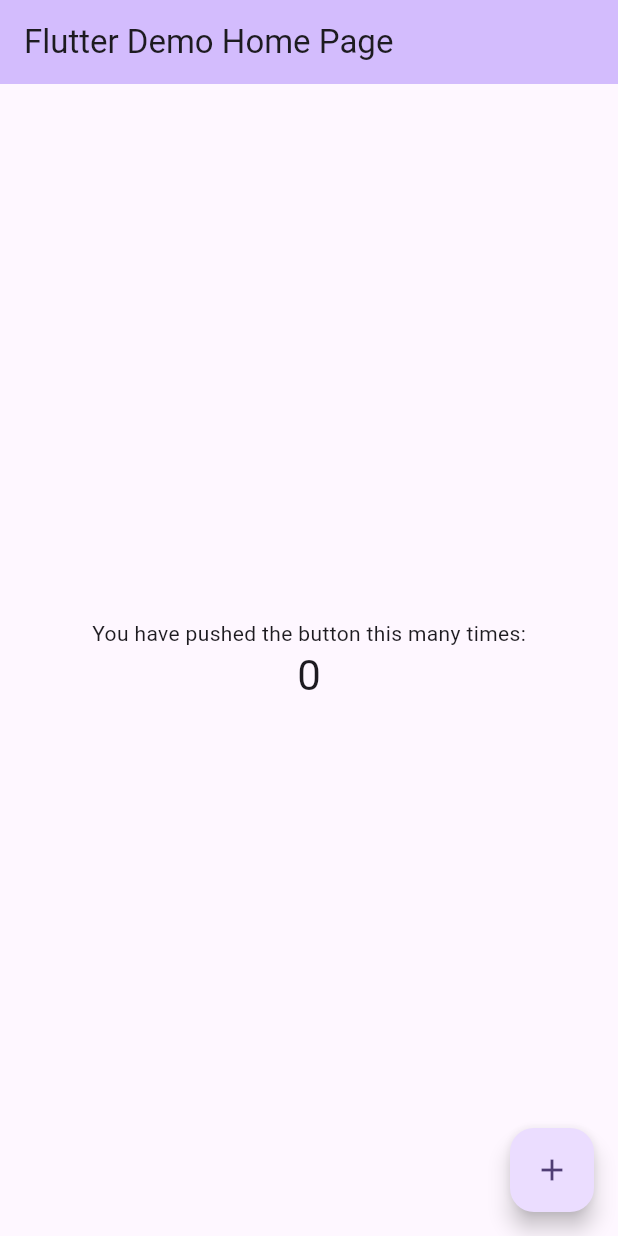
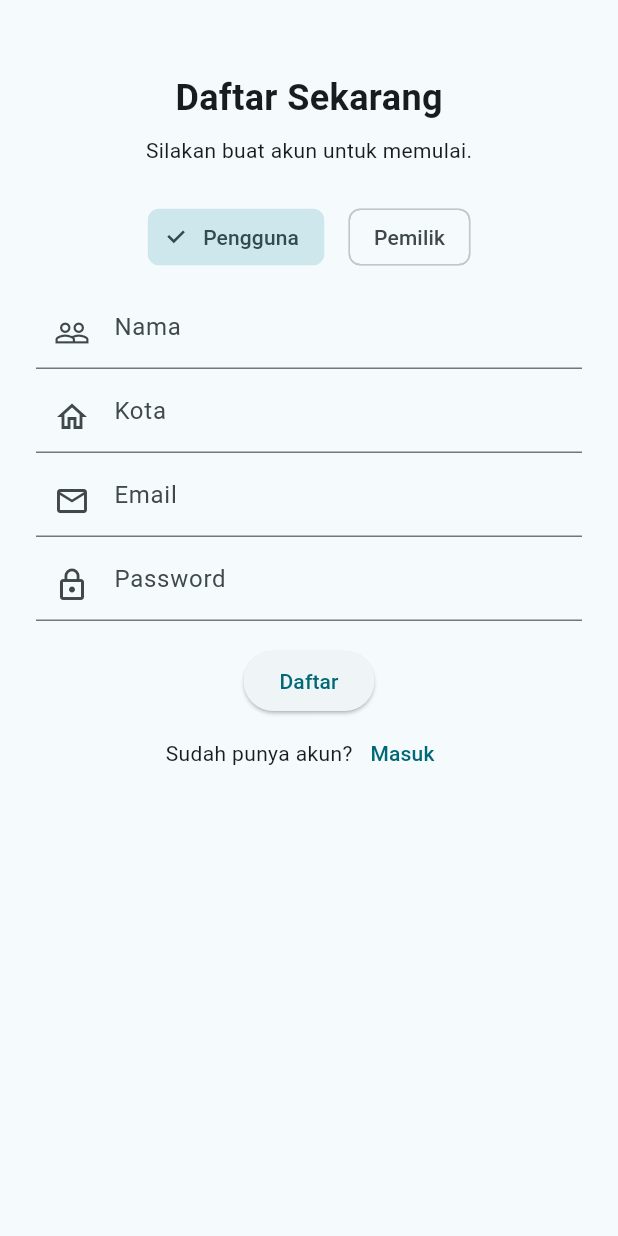
Before and after one commit to kuswanid/wisata-kuliner, a Flutter app: the screen it shows after launch, on a phone screen of 412 x 824 dp. Run offline on Flutter 3.47's test engine with Material 3 defaults, Android fonts, the phone set to English and light mode, and no system bars; our stand-ins replace cloud_firestore, firebase_auth, firebase_core; accounts and stored records are empty.

Commit message:
feat: implement user registration

```diff
--- a/lib/main.dart
+++ b/lib/main.dart
@@ -1,122 +1,22 @@
+import 'package:firebase_core/firebase_core.dart';
 import 'package:flutter/material.dart';
+import 'package:wisata_kuliner/screens/register_screen.dart';
 
-void main() {
+Future<void> main() async {
+  WidgetsFlutterBinding.ensureInitialized();
+  await Firebase.initializeApp();
   runApp(const MyApp());
 }
 
 class MyApp extends StatelessWidget {
   const MyApp({super.key});
 
-  // This widget is the root of your application.
   @override
   Widget build(BuildContext context) {
     return MaterialApp(
-      title: 'Flutter Demo',
-      theme: ThemeData(
-        // This is the theme of your application.
-        //
-        // TRY THIS: Try running your application with "flutter run". You'll see
-        // the application has a purple toolbar. Then, without quitting the app,
-        // try changing the seedColor in the colorScheme below to Colors.green
-        // and then invoke "hot reload" (save your changes or press the "hot
-        // reload" button in a Flutter-supported IDE, or press "r" if you used
-        // the command line to start the app).
-        //
-        // Notice that the counter didn't reset back to zero; the application
-        // state is not lost during the reload. To reset the state, use hot
-        // restart instead.
-        //
-        // This works for code too, not just values: Most code changes can be
-        // tested with just a hot reload.
-        colorScheme: .fromSeed(seedColor: Colors.deepPurple),
-      ),
-      home: const MyHomePage(title: 'Flutter Demo Home Page'),
+      theme: ThemeData(colorScheme: .fromSeed(seedColor: Colors.cyan)),
+      home: RegisterScreen(),
+      debugShowCheckedModeBanner: false,
     );
   }
 }
-
-class MyHomePage extends StatefulWidget {
-  const MyHomePage({super.key, required this.title});
-
-  // This widget is the home page of your application. It is stateful, meaning
-  // that it has a State object (defined below) that contains fields that affect
-  // how it looks.
-
-  // This class is the configuration for the state. It holds the values (in this
-  // case the title) provided by the parent (in this case the App widget) and
-  // used by the build method of the State. Fields in a Widget subclass are
-  // always marked "final".
-
-  final String title;
-
-  @override
-  State<MyHomePage> createState() => _MyHomePageState();
-}
-
-class _MyHomePageState extends State<MyHomePage> {
-  int _counter = 0;
-
-  void _incrementCounter() {
-    setState(() {
-      // This call to setState tells the Flutter framework that something has
-      // changed in this State, which causes it to rerun the build method below
-      // so that the display can reflect the updated values. If we changed
-      // _counter without calling setState(), then the build method would not be
-      // called again, and so nothing would appear to happen.
-      _counter++;
-    });
-  }
-
-  @override
-  Widget build(BuildContext context) {
-    // This method is rerun every time setState is called, for instance as done
-    // by the _incrementCounter method above.
-    //
-    // The Flutter framework has been optimized to make rerunning build methods
-    // fast, so that you can just rebuild anything that needs updating rather
-    // than having to individually change instances of widgets.
-    return Scaffold(
-      appBar: AppBar(
-        // TRY THIS: Try changing the color here to a specific color (to
-        // Colors.amber, perhaps?) and trigger a hot reload to see the AppBar
-        // change color while the other colors stay the same.
-        backgroundColor: Theme.of(context).colorScheme.inversePrimary,
-        // Here we take the value from the MyHomePage object that was created by
-        // the App.build method, and use it to set our appbar title.
-        title: Text(widget.title),
-      ),
-      body: Center(
-        // Center is a layout widget. It takes a single child and positions it
-        // in the middle of the parent.
-        child: Column(
-          // Column is also a layout widget. It takes a list of children and
-          // arranges them vertically. By default, it sizes itself to fit its
-          // children horizontally, and tries to be as tall as its parent.
-          //
-          // Column has various properties to control how it sizes itself and
-          // how it positions its children. Here we use mainAxisAlignment to
-          // center the children vertically; the main axis here is the vertical
-          // axis because Columns are vertical (the cross axis would be
-          // horizontal).
-          //
-          // TRY THIS: Invoke "debug painting" (choose the "Toggle Debug Paint"
-          // action in the IDE, or press "p" in the console), to see the
-          // wireframe for each widget.
-          mainAxisAlignment: .center,
-          children: [
-            const Text('You have pushed the button this many times:'),
-            Text(
-              '$_counter',
-              style: Theme.of(context).textTheme.headlineMedium,
-            ),
-          ],
-        ),
-      ),
-      floatingActionButton: FloatingActionButton(
-        onPressed: _incrementCounter,
-        tooltip: 'Increment',
-        child: const Icon(Icons.add),
-      ),
-    );
-  }
-}
--- /dev/null
+++ b/lib/screens/register_screen.dart
@@ -0,0 +1,136 @@
+import 'package:flutter/material.dart';
+import 'package:wisata_kuliner/services/auth_service.dart';
+import 'package:wisata_kuliner/services/user_service.dart';
+
+class RegisterScreen extends StatefulWidget {
+  const RegisterScreen({super.key});
+
+  @override
+  State<RegisterScreen> createState() => _RegisterScreenState();
+}
+
+class _RegisterScreenState extends State<RegisterScreen> {
+  final cityController = TextEditingController();
+  final emailController = TextEditingController();
+  final nameController = TextEditingController();
+  final passwordController = TextEditingController();
+  String role = 'user';
+  String? errorMessage;
+
+  Future<void> handleRegister() async {
+    try {
+      final credential = await AuthService().registerUser(
+        emailController.text,
+        passwordController.text,
+      );
+      await UserService().createUser(
+        credential.user!.uid,
+        cityController.text,
+        emailController.text,
+        nameController.text,
+        role,
+      );
+    } catch (e) {
+      setState(() {
+        errorMessage = e.toString();
+      });
+    }
+  }
+
+  @override
+  Widget build(BuildContext context) {
+    return Scaffold(
+      body: SingleChildScrollView(
+        padding: EdgeInsets.fromLTRB(24, 48, 24, 24),
+        child: Column(
+          children: [
+            Text(
+              'Daftar Sekarang',
+              style: TextStyle(fontSize: 24, fontWeight: FontWeight.bold),
+            ),
+            SizedBox(height: 8),
+            Text('Silakan buat akun untuk memulai.'),
+            SizedBox(height: 24),
+            Row(
+              mainAxisAlignment: MainAxisAlignment.center,
+              children: [
+                ChoiceChip(
+                  label: Text('Pengguna'),
+                  selected: role == 'user',
+                  onSelected: (value) {
+                    setState(() {
+                      role = 'user';
+                    });
+                  },
+                ),
+                SizedBox(width: 16),
+                ChoiceChip(
+                  label: Text('Pemilik'),
+                  selected: role == 'owner',
+                  onSelected: (value) {
+                    setState(() {
+                      role = 'owner';
+                    });
+                  },
+                ),
+              ],
+            ),
+            SizedBox(height: 16),
+            TextField(
+              controller: nameController,
+              decoration: InputDecoration(
+                hintText: 'Nama',
+                prefixIcon: Icon(Icons.people_outline),
+              ),
+            ),
+            SizedBox(height: 8),
+            TextField(
+              controller: cityController,
+              decoration: InputDecoration(
+                hintText: 'Kota',
+                prefixIcon: Icon(Icons.home_outlined),
+              ),
+            ),
+            SizedBox(height: 8),
+            TextField(
+              controller: emailController,
+              decoration: InputDecoration(
+                hintText: 'Email',
+                prefixIcon: Icon(Icons.mail_outline),
+              ),
+            ),
+            SizedBox(height: 8),
+            TextField(
+              controller: passwordController,
+              decoration: InputDecoration(
+                hintText: 'Password',
+                prefixIcon: Icon(Icons.lock_outline),
+              ),
+              obscureText: true,
+            ),
+            if (errorMessage != null)
+              Column(
+                children: [
+                  SizedBox(height: 16),
+                  Text(
+                    errorMessage!,
+                    style: TextStyle(color: Colors.red, fontSize: 12),
+                    textAlign: TextAlign.center,
+                  ),
+                ],
+              ),
+            SizedBox(height: 16),
+            ElevatedButton(onPressed: handleRegister, child: Text('Daftar')),
+            Row(
+              mainAxisAlignment: MainAxisAlignment.center,
+              children: [
+                Text('Sudah punya akun?'),
+                TextButton(onPressed: () {}, child: Text('Masuk')),
+              ],
+            ),
+          ],
+        ),
+      ),
+    );
+  }
+}
--- /dev/null
+++ b/lib/services/auth_service.dart
@@ -0,0 +1,15 @@
+import 'package:firebase_auth/firebase_auth.dart';
+
+class AuthService {
+  Future<UserCredential> registerUser(String email, String password) async {
+    try {
+      final credential = await FirebaseAuth.instance
+          .createUserWithEmailAndPassword(email: email, password: password);
+      return credential;
+    } on FirebaseAuthException catch (e) {
+      throw e.message ?? 'Terjadi kesalahan.';
+    } catch (e) {
+      throw e.toString();
+    }
+  }
+}
--- a/pubspec.yaml
+++ b/pubspec.yaml
@@ -34,6 +34,9 @@ dependencies:
   # The following adds the Cupertino Icons font to your application.
   # Use with the CupertinoIcons class for iOS style icons.
   cupertino_icons: ^1.0.8
+  firebase_core: ^4.4.0
+  firebase_auth: ^6.1.4
+  cloud_firestore: ^6.1.2
 
 dev_dependencies:
   flutter_test:
```
Also changed, not shown: lib/services/user_service.dart (added, +22 -0 lines), pubspec.lock, 6 other files.
